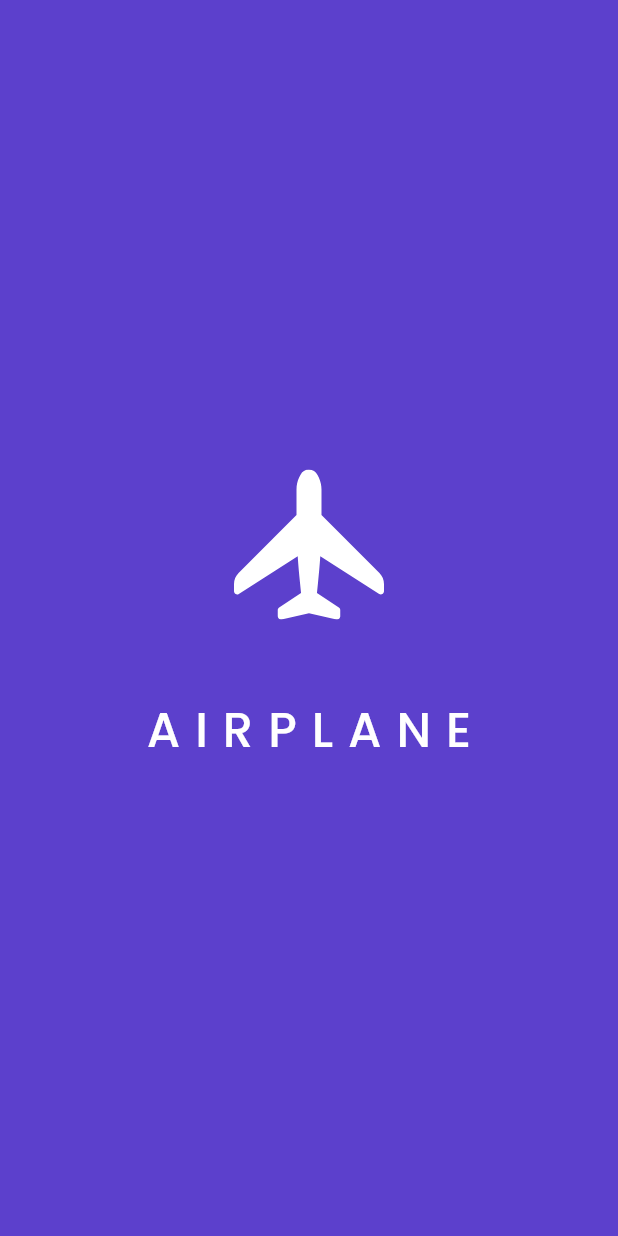
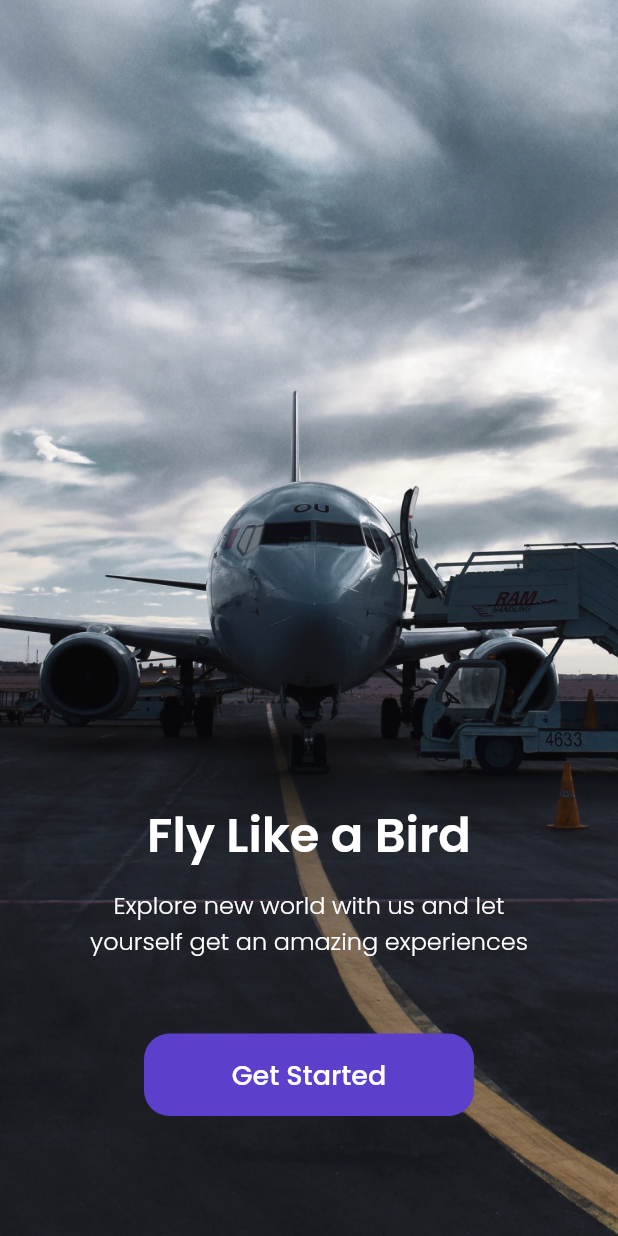
Before and after one commit to indrasz/flutter_airplane, a Flutter app: the screen it shows after launch, on a phone screen of 412 x 824 dp. Run offline on Flutter 3.47's test engine with Material 2 defaults, Android fonts, the phone set to English and light mode, and no system bars; our stand-ins replace flutter_svg, google_fonts.

Commit message:
add get started page

```diff
--- a/lib/main.dart
+++ b/lib/main.dart
@@ -1,3 +1,4 @@
+import 'package:airplane/modules/splash/page/get_started_page.dart';
 import 'package:airplane/modules/splash/page/splash_page.dart';
 import 'package:flutter/material.dart';
 
@@ -10,7 +11,7 @@ class MyApp extends StatelessWidget {
   Widget build(BuildContext context) {
     return MaterialApp(
       debugShowCheckedModeBanner: false,
-      home: SplashPage(),
+      home: GetStartedPage(),
     );
   }
 }
--- /dev/null
+++ b/lib/modules/splash/page/get_started_page.dart
@@ -0,0 +1,69 @@
+import 'package:airplane/utils/themes.dart';
+import 'package:flutter/material.dart';
+
+class GetStartedPage extends StatelessWidget {
+  const GetStartedPage({Key? key}) : super(key: key);
+
+  @override
+  Widget build(BuildContext context) {
+    return Scaffold(
+      body: Stack(
+        children: <Widget>[
+          Container(
+            decoration: const BoxDecoration(
+              image: DecorationImage(
+                  image: AssetImage(
+                    'assets/image_get_started.png',
+                  ),
+                  fit: BoxFit.cover),
+            ),
+          ),
+          Center(
+            child: Column(
+              mainAxisAlignment: MainAxisAlignment.end,
+              children: [
+                Text(
+                  'Fly Like a Bird',
+                  style: whiteTextStyle.copyWith(
+                      fontSize: 32, fontWeight: semibold),
+                ),
+                const SizedBox(
+                  height: 10,
+                ),
+                Text(
+                  'Explore new world with us and let\nyourself get an amazing experiences',
+                  style:
+                      whiteTextStyle.copyWith(fontSize: 16, fontWeight: light),
+                  textAlign: TextAlign.center,
+                ),
+                Container(
+                  width: 220,
+                  height: 55,
+                  margin: const EdgeInsets.only(
+                    top: 50,
+                    bottom: 80,
+                  ),
+                  child: TextButton(
+                    onPressed: () {},
+                    style: TextButton.styleFrom(
+                        backgroundColor: kPrimaryColor,
+                        shape: RoundedRectangleBorder(
+                          borderRadius: BorderRadius.circular(
+                            17,
+                          ),
+                        )),
+                    child: Text(
+                      'Get Started',
+                      style: whiteTextStyle.copyWith(
+                          fontSize: 18, fontWeight: medium),
+                    ),
+                  ),
+                )
+              ],
+            ),
+          ),
+        ],
+      ),
+    );
+  }
+}
```
Also changed, not shown: assets/image_get_started.png (added).
